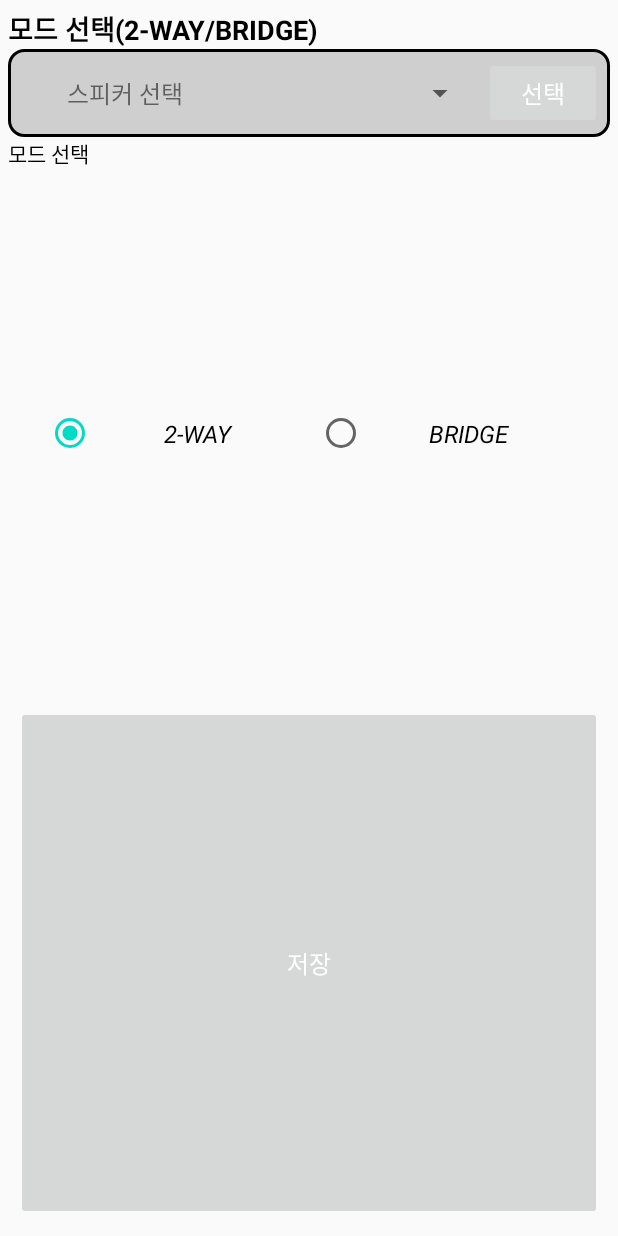
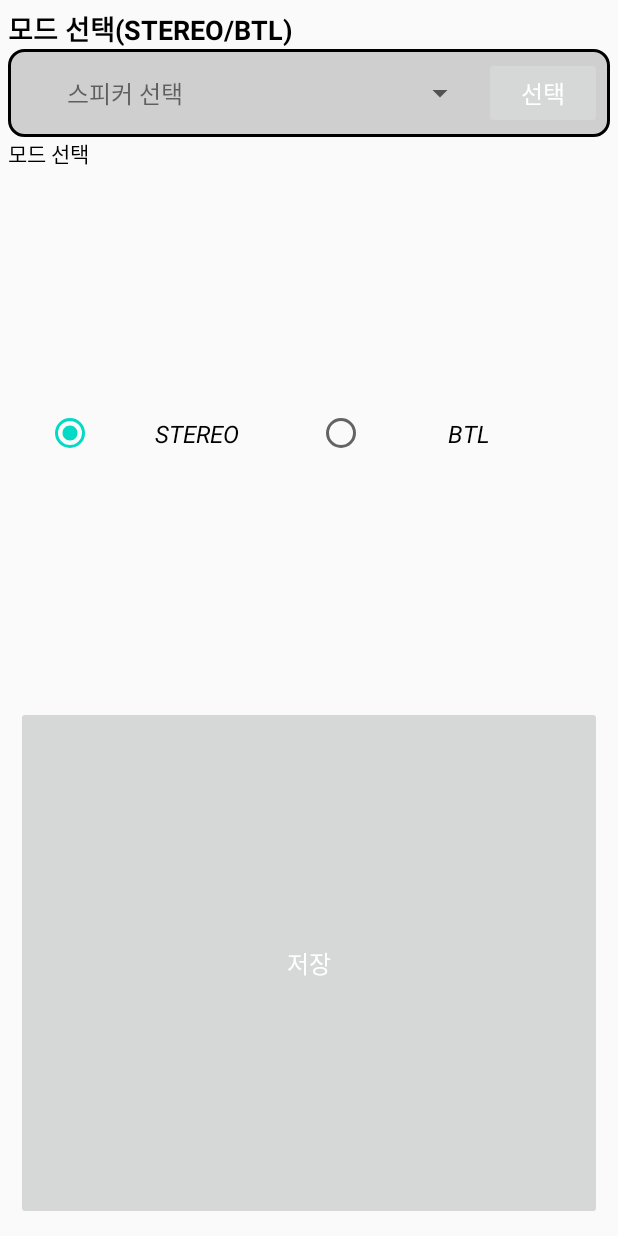
Before and after one commit to NewTurn2017/GVS1000_DSP, an Android app: the fragment SetModeFragment shown on its own in the app's theme, after a tap on "선택", on a phone screen of 412 x 824 dp. Run offline under Robolectric (Android 15) with nearby library versions, the phone set to English and light mode, and no system bars; libraries missing offline, so code that uses them is left out: com.manojbhadane; plain views replace QButton; network calls fail; 3 statements that could not run were skipped.

Commit message:
update for Test

```diff
--- a/app/src/main/res/layout/fragment_set_mode.xml
+++ b/app/src/main/res/layout/fragment_set_mode.xml
@@ -83,7 +83,7 @@
                 android:layout_margin="5dp"
                 android:layout_weight="1"
                 android:checked="true"
-                android:text="2-WAY"
+                android:text="STEREO"
                 android:textAlignment="center"
                 android:textSize="@dimen/button_text_size"
                 android:textStyle="italic" />
@@ -94,7 +94,7 @@
                 android:layout_height="match_parent"
                 android:layout_margin="5dp"
                 android:layout_weight="1"
-                android:text="BRIDGE"
+                android:text="BTL"
                 android:textAlignment="center"
                 android:textSize="@dimen/button_text_size"
                 android:textStyle="italic" />
--- a/app/src/main/res/layout/fragment_settings.xml
+++ b/app/src/main/res/layout/fragment_settings.xml
@@ -48,7 +48,7 @@
             android:layout_height="0dp"
             android:layout_margin="5dp"
             android:layout_weight="1"
-            android:text="Bridge/2-Way"
+            android:text="BTL/STEREO"
             android:textColor="@android:color/white"
             android:textSize="@dimen/button_text_size"
             app:qb_backgroundColor="@android:color/darker_gray"
--- a/app/src/main/res/values/strings.xml
+++ b/app/src/main/res/values/strings.xml
@@ -22,7 +22,7 @@
     <string name="mute">MUTE</string>
     <string name="reset_settings">설정 초기화</string>
     <string name="setid">ID 설정</string>
-    <string name="mode_select">모드 선택(2-WAY/BRIDGE)</string>
+    <string name="mode_select">모드 선택(STEREO/BTL)</string>
     <string name="sync">동기화</string>
     <string name="eq_reset">EQ RESET</string>
     <string name="bypass">BYPASS</string>
```
